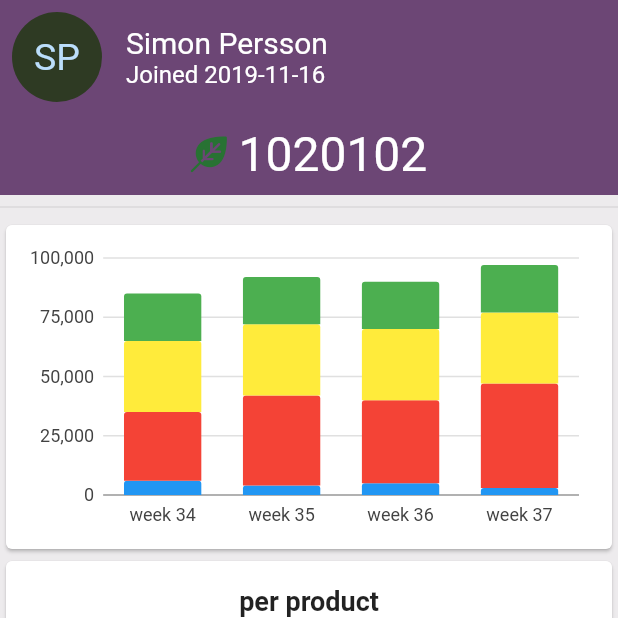
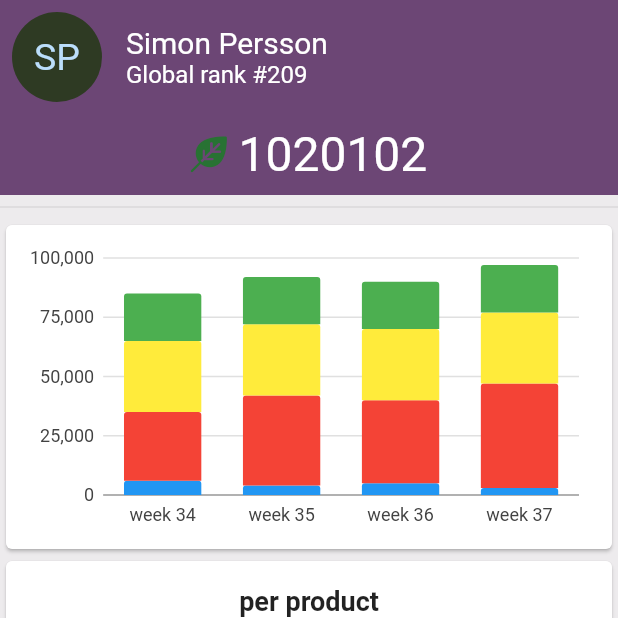
Before and after one commit to altaired/junction, a Flutter app: the screen it shows after launch, item 3 of the bottom bar chosen, on a phone screen of 412 x 824 dp, the top half of it. Run offline on Flutter 3.47's test engine with Material 2 defaults, Android fonts, the phone set to English and light mode, and no system bars; our stand-ins replace charts_flutter, flutter_svg, tuple.

Commit message:
Switched to global rank instead of join date

```diff
--- a/lib/screens/dashboard.dart
+++ b/lib/screens/dashboard.dart
@@ -48,7 +48,7 @@ class DashboardPage extends StatelessWidget {
                                   fontSize: 20.0, color: Colors.white),
                             ),
                             Text(
-                              "Joined 2019-11-16",
+                              "Global rank #209",
                               style: TextStyle(
                                   fontSize: 16.0, color: Colors.white),
                             ),
```
